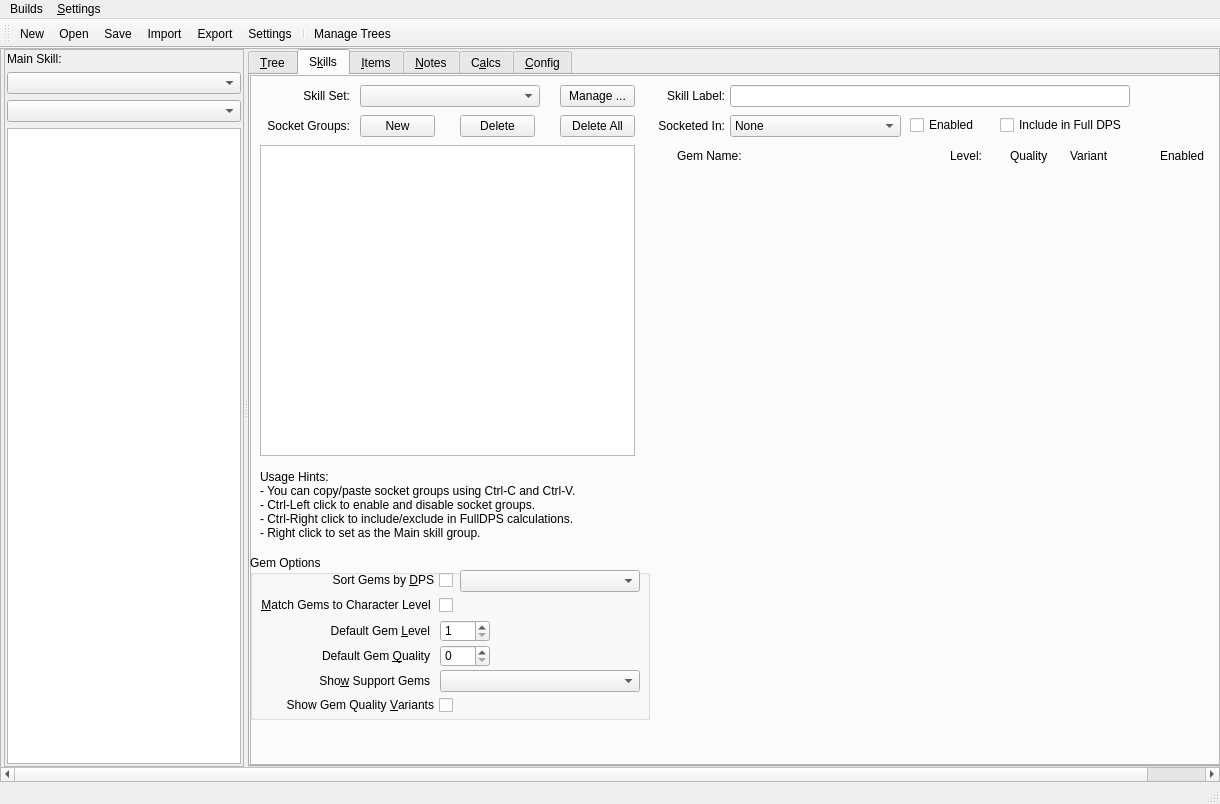
The window that Assets/PoB_Main_Window.ui (PathOfBuildingCommunity/PathOfBuilding-Python) describes before a commit, drawn with Qt 5.
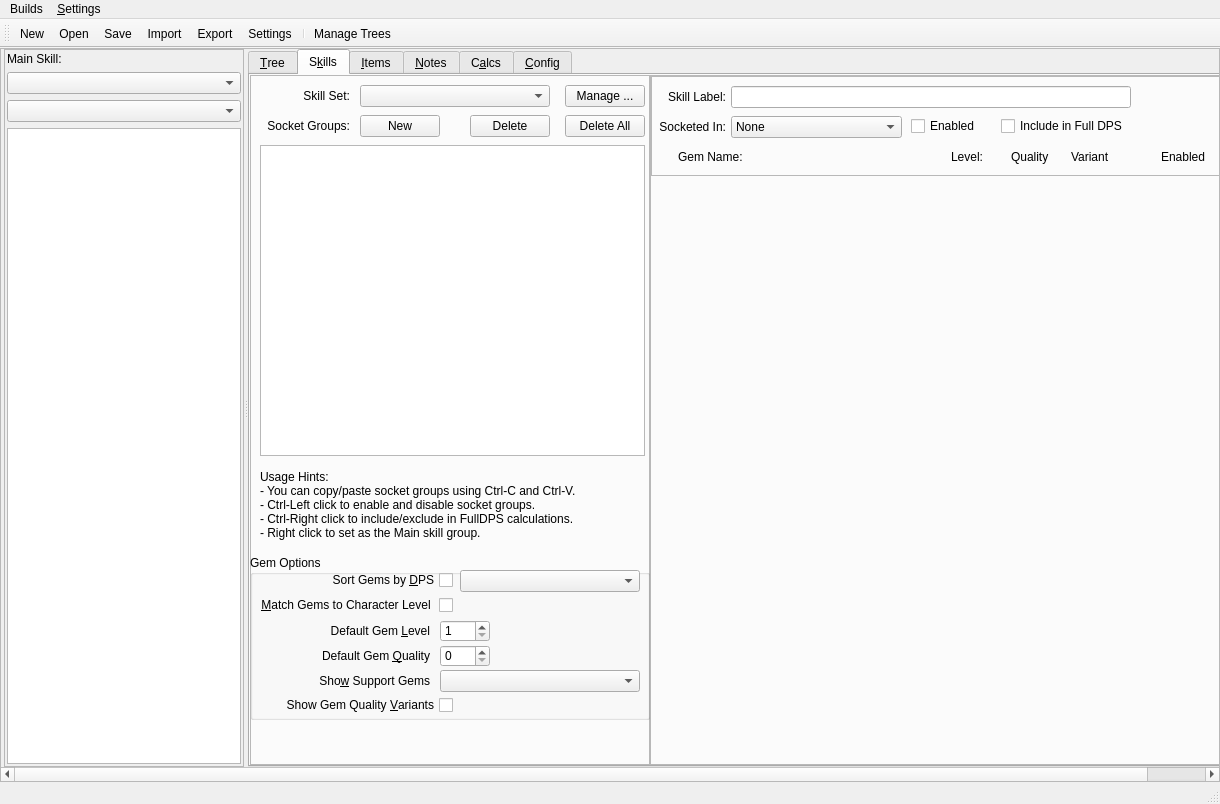
The same window after the commit. Icons and pictures are not drawn.

Commit message: More functionality for Skills Tab. Change default font to NotoSans. Tried to add scroll area for gem lists to accommodate large numbers of gems

```diff
--- a/Assets/PoB_Main_Window.ui
+++ b/Assets/PoB_Main_Window.ui
@@ -324,6 +324,9 @@
              <string notr="true">SKILLS</string>
             </attribute>
             <layout class="QHBoxLayout" name="hLayout_Skills">
+             <property name="spacing">
+              <number>0</number>
+             </property>
              <property name="leftMargin">
               <number>0</number>
              </property>
@@ -339,14 +342,14 @@
              <item>
               <widget class="QFrame" name="frame_SkillsTab">
                <property name="sizePolicy">
-                <sizepolicy hsizetype="Minimum" vsizetype="Preferred">
-                 <horstretch>4</horstretch>
+                <sizepolicy hsizetype="Fixed" vsizetype="Preferred">
+                 <horstretch>0</horstretch>
                  <verstretch>0</verstretch>
                 </sizepolicy>
                </property>
                <property name="minimumSize">
                 <size>
-                 <width>1000</width>
+                 <width>400</width>
                  <height>655</height>
                 </size>
                </property>
@@ -356,122 +359,6 @@
                <property name="frameShadow">
                 <enum>QFrame::Raised</enum>
                </property>
-               <property name="lineWidth">
-                <number>0</number>
-               </property>
-               <widget class="QLabel" name="label_SocketGroups">
-                <property name="geometry">
-                 <rect>
-                  <x>10</x>
-                  <y>40</y>
-                  <width>90</width>
-                  <height>22</height>
-                 </rect>
-                </property>
-                <property name="text">
-                 <string>Socket Groups:</string>
-                </property>
-                <property name="alignment">
-                 <set>Qt::AlignRight|Qt::AlignTrailing|Qt::AlignVCenter</set>
-                </property>
-               </widget>
-               <widget class="QLabel" name="label_SkillSet">
-                <property name="geometry">
-                 <rect>
-                  <x>10</x>
-                  <y>10</y>
-                  <width>90</width>
-                  <height>22</height>
-                 </rect>
-                </property>
-                <property name="text">
-                 <string>Skill Set:</string>
-                </property>
-                <property name="alignment">
-                 <set>Qt::AlignRight|Qt::AlignTrailing|Qt::AlignVCenter</set>
-                </property>
-               </widget>
-               <widget class="QComboBox" name="combo_SkillSet">
-                <property name="geometry">
-                 <rect>
-                  <x>110</x>
-                  <y>10</y>
-                  <width>180</width>
-                  <height>22</height>
-                 </rect>
-                </property>
-                <property name="placeholderText">
-                 <string>&lt;empty&gt;</string>
-                </property>
-                <property name="duplicatesEnabled">
-                 <bool>true</bool>
-                </property>
-               </widget>
-               <widget class="QPushButton" name="btn_SkillsManage">
-                <property name="geometry">
-                 <rect>
-                  <x>310</x>
-                  <y>10</y>
-                  <width>75</width>
-                  <height>22</height>
-                 </rect>
-                </property>
-                <property name="text">
-                 <string>Manage ...</string>
-                </property>
-               </widget>
-               <widget class="QPushButton" name="btn_SkillsDelete">
-                <property name="geometry">
-                 <rect>
-                  <x>210</x>
-                  <y>40</y>
-                  <width>75</width>
-                  <height>22</height>
-                 </rect>
-                </property>
-                <property name="text">
-                 <string>Delete</string>
-                </property>
-               </widget>
-               <widget class="QPushButton" name="btn_SkillsDeleteAll">
-                <property name="geometry">
-                 <rect>
-                  <x>310</x>
-                  <y>40</y>
-                  <width>75</width>
-                  <height>22</height>
-                 </rect>
-                </property>
-                <property name="text">
-                 <string>Delete All</string>
-                </property>
-               </widget>
-               <widget class="QPushButton" name="btn_NewSocketGrp">
-                <property name="geometry">
-                 <rect>
-                  <x>110</x>
-                  <y>40</y>
-                  <width>75</width>
-                  <height>22</height>
-                 </rect>
-                </property>
-                <property name="text">
-                 <string>New</string>
-                </property>
-               </widget>
-               <widget class="QListWidget" name="list_SocketGroups">
-                <property name="geometry">
-                 <rect>
-                  <x>10</x>
-                  <y>70</y>
-                  <width>375</width>
-                  <height>311</height>
-                 </rect>
-                </property>
-                <property name="styleSheet">
-                 <string notr="true">QListWidget::item:selected{background:#2c3e50;}</string>
-                </property>
-               </widget>
                <widget class="QLabel" name="label_Usage_Hints">
                 <property name="geometry">
                  <rect>
@@ -488,6 +375,19 @@
                  <bool>true</bool>
                 </property>
                </widget>
+               <widget class="QListWidget" name="list_SocketGroups">
+                <property name="geometry">
+                 <rect>
+                  <x>10</x>
+                  <y>70</y>
+                  <width>385</width>
+                  <height>311</height>
+                 </rect>
+                </property>
+                <property name="styleSheet">
+                 <string notr="true">QListWidget::item:selected{background:#2c3e50;}</string>
+                </property>
+               </widget>
                <widget class="QGroupBox" name="group_SkillTabLeft">
                 <property name="geometry">
                  <rect>
@@ -664,10 +564,172 @@
                  </property>
                 </widget>
                </widget>
+               <widget class="QComboBox" name="combo_SkillSet">
+                <property name="geometry">
+                 <rect>
+                  <x>110</x>
+                  <y>10</y>
+                  <width>190</width>
+                  <height>22</height>
+                 </rect>
+                </property>
+                <property name="placeholderText">
+                 <string>&lt;empty&gt;</string>
+                </property>
+                <property name="duplicatesEnabled">
+                 <bool>true</bool>
+                </property>
+               </widget>
+               <widget class="QPushButton" name="btn_NewSocketGrp">
+                <property name="geometry">
+                 <rect>
+                  <x>110</x>
+                  <y>40</y>
+                  <width>80</width>
+                  <height>22</height>
+                 </rect>
+                </property>
+                <property name="text">
+                 <string>New</string>
+                </property>
+               </widget>
+               <widget class="QLabel" name="label_SocketGroups">
+                <property name="geometry">
+                 <rect>
+                  <x>10</x>
+                  <y>40</y>
+                  <width>90</width>
+                  <height>22</height>
+                 </rect>
+                </property>
+                <property name="text">
+                 <string>Socket Groups:</string>
+                </property>
+                <property name="alignment">
+                 <set>Qt::AlignRight|Qt::AlignTrailing|Qt::AlignVCenter</set>
+                </property>
+               </widget>
+               <widget class="QPushButton" name="btn_SkillsDeleteAll">
+                <property name="geometry">
+                 <rect>
+                  <x>315</x>
+                  <y>40</y>
+                  <width>80</width>
+                  <height>22</height>
+                 </rect>
+                </property>
+                <property name="text">
+                 <string>Delete All</string>
+                </property>
+               </widget>
+               <widget class="QLabel" name="label_SkillSet">
+                <property name="geometry">
+                 <rect>
+                  <x>10</x>
+                  <y>10</y>
+                  <width>90</width>
+                  <height>22</height>
+                 </rect>
+                </property>
+                <property name="text">
+                 <string>Skill Set:</string>
+                </property>
+                <property name="alignment">
+                 <set>Qt::AlignRight|Qt::AlignTrailing|Qt::AlignVCenter</set>
+                </property>
+               </widget>
+               <widget class="QPushButton" name="btn_SkillsManage">
+                <property name="geometry">
+                 <rect>
+                  <x>315</x>
+                  <y>10</y>
+                  <width>80</width>
+                  <height>22</height>
+                 </rect>
+                </property>
+                <property name="text">
+                 <string>Manage ...</string>
+                </property>
+               </widget>
+               <widget class="QPushButton" name="btn_SkillsDelete">
+                <property name="geometry">
+                 <rect>
+                  <x>220</x>
+                  <y>40</y>
+                  <width>80</width>
+                  <height>22</height>
+                 </rect>
+                </property>
+                <property name="text">
+                 <string>Delete</string>
+                </property>
+               </widget>
+              </widget>
+             </item>
+             <item>
+              <widget class="QFrame" name="frame_SkillsRight">
+               <property name="frameShape">
+                <enum>QFrame::StyledPanel</enum>
+               </property>
+               <property name="frameShadow">
+                <enum>QFrame::Raised</enum>
+               </property>
+               <property name="midLineWidth">
+                <number>1</number>
+               </property>
+               <layout class="QVBoxLayout" name="vlayout_SkillsRight">
+                <property name="spacing">
+                 <number>0</number>
+                </property>
+                <property name="leftMargin">
+                 <number>0</number>
+                </property>
+                <property name="topMargin">
+                 <number>0</number>
+                </property>
+                <property name="rightMargin">
+                 <number>0</number>
+                </property>
+                <property name="bottomMargin">
+                 <number>0</number>
+                </property>
+                <item>
+                 <widget class="QFrame" name="frame_SkillsRightTop">
+                  <property name="sizePolicy">
+                   <sizepolicy hsizetype="Preferred" vsizetype="Fixed">
+                    <horstretch>0</horstretch>
+                    <verstretch>0</verstretch>
+                   </sizepolicy>
+                  </property>
+                  <property name="minimumSize">
+                   <size>
+                    <width>610</width>
+                    <height>100</height>
+                   </size>
+                  </property>
+                  <property name="frameShape">
+                   <enum>QFrame::StyledPanel</enum>
+                  </property>
+                  <property name="frameShadow">
+                   <enum>QFrame::Raised</enum>
+                  </property>
+                  <widget class="QLabel" name="label_GemName">
+                   <property name="geometry">
+                    <rect>
+                     <x>27</x>
+                     <y>70</y>
+                     <width>70</width>
+                     <height>22</height>
+                    </rect>
+                   </property>
+                   <property name="text">
+                    <string>Gem Name:</string>
+                   </property>
+                  </widget>
                <widget class="QComboBox" name="combo_SocketedIn">
                 <property name="geometry">
                  <rect>
-                  <x>480</x>
+                     <x>80</x>
                   <y>40</y>
                   <width>171</width>
                   <height>22</height>
@@ -745,52 +807,23 @@
                  </property>
                 </item>
                </widget>
-               <widget class="QCheckBox" name="check_SocketGroupEnabled">
+                  <widget class="QLabel" name="label_Variant">
                 <property name="geometry">
                  <rect>
-                  <x>660</x>
-                  <y>40</y>
-                  <width>75</width>
-                  <height>20</height>
-                 </rect>
-                </property>
-                <property name="text">
-                 <string>Enabled</string>
-                </property>
-                <property name="checked">
-                 <bool>false</bool>
-                </property>
-               </widget>
-               <widget class="QLabel" name="label_SocketedIn">
-                <property name="geometry">
-                 <rect>
-                  <x>400</x>
-                  <y>40</y>
-                  <width>75</width>
+                     <x>420</x>
+                     <y>70</y>
+                     <width>40</width>
                   <height>22</height>
                  </rect>
                 </property>
                 <property name="text">
-                 <string>Socketed In:</string>
-                </property>
-                <property name="alignment">
-                 <set>Qt::AlignRight|Qt::AlignTrailing|Qt::AlignVCenter</set>
-                </property>
-               </widget>
-               <widget class="QLineEdit" name="lineedit_SkillLabel">
-                <property name="geometry">
-                 <rect>
-                  <x>480</x>
-                  <y>10</y>
-                  <width>400</width>
-                  <height>22</height>
-                 </rect>
+                    <string>Variant</string>
                 </property>
                </widget>
                <widget class="QLabel" name="label_SkillLabel">
                 <property name="geometry">
                  <rect>
-                  <x>410</x>
+                     <x>10</x>
                   <y>10</y>
                   <width>65</width>
                   <height>22</height>
@@ -803,39 +836,23 @@
                  <set>Qt::AlignRight|Qt::AlignTrailing|Qt::AlignVCenter</set>
                 </property>
                </widget>
-               <widget class="QCheckBox" name="check_SocketGroup_FullDPS">
+                  <widget class="QLabel" name="label_Enabled">
                 <property name="geometry">
                  <rect>
-                  <x>750</x>
-                  <y>40</y>
-                  <width>130</width>
-                  <height>20</height>
-                 </rect>
-                </property>
-                <property name="text">
-                 <string>Include in Full DPS</string>
-                </property>
-                <property name="checked">
-                 <bool>false</bool>
-                </property>
-               </widget>
-               <widget class="QLabel" name="label_Variant">
-                <property name="geometry">
-                 <rect>
-                  <x>820</x>
+                     <x>510</x>
                   <y>70</y>
-                  <width>40</width>
+                     <width>50</width>
                   <height>22</height>
                  </rect>
                 </property>
                 <property name="text">
-                 <string>Variant</string>
+                    <string>Enabled</string>
                 </property>
                </widget>
                <widget class="QLabel" name="label_Quality">
                 <property name="geometry">
                  <rect>
-                  <x>760</x>
+                     <x>360</x>
                   <y>70</y>
                   <width>45</width>
                   <height>22</height>
@@ -845,6 +862,16 @@
                  <string>Quality</string>
                 </property>
                </widget>
+                  <widget class="QLineEdit" name="lineedit_SkillLabel">
+                   <property name="geometry">
+                    <rect>
+                     <x>80</x>
+                     <y>10</y>
+                     <width>400</width>
+                     <height>22</height>
+                    </rect>
+                   </property>
+                  </widget>
                <widget class="QLabel" name="label_Count">
                 <property name="geometry">
                  <rect>
@@ -858,36 +885,26 @@
                  <string>Count</string>
                 </property>
                </widget>
-               <widget class="QLabel" name="label_GemName">
+                  <widget class="QLabel" name="label_SocketedIn">
                 <property name="geometry">
                  <rect>
-                  <x>427</x>
-                  <y>70</y>
-                  <width>70</width>
+                     <x>0</x>
+                     <y>40</y>
+                     <width>75</width>
                   <height>22</height>
                  </rect>
                 </property>
                 <property name="text">
-                 <string>Gem Name:</string>
-                </property>
-               </widget>
-               <widget class="QLabel" name="label_Enabled">
-                <property name="geometry">
-                 <rect>
-                  <x>910</x>
-                  <y>70</y>
-                  <width>50</width>
-                  <height>22</height>
-                 </rect>
-                </property>
-                <property name="text">
-                 <string>Enabled</string>
+                    <string>Socketed In:</string>
+                   </property>
+                   <property name="alignment">
+                    <set>Qt::AlignRight|Qt::AlignTrailing|Qt::AlignVCenter</set>
                 </property>
                </widget>
                <widget class="QLabel" name="label_Level">
                 <property name="geometry">
                  <rect>
-                  <x>700</x>
+                     <x>300</x>
                   <y>70</y>
                   <width>40</width>
                   <height>22</height>
@@ -897,6 +914,51 @@
                  <string>Level:</string>
                 </property>
                </widget>
+                  <widget class="QCheckBox" name="check_SocketGroupEnabled">
+                   <property name="geometry">
+                    <rect>
+                     <x>260</x>
+                     <y>40</y>
+                     <width>75</width>
+                     <height>20</height>
+                    </rect>
+                   </property>
+                   <property name="text">
+                    <string>Enabled</string>
+                   </property>
+                   <property name="checked">
+                    <bool>false</bool>
+                   </property>
+                  </widget>
+                  <widget class="QCheckBox" name="check_SocketGroup_FullDPS">
+                   <property name="geometry">
+                    <rect>
+                     <x>350</x>
+                     <y>40</y>
+                     <width>130</width>
+                     <height>20</height>
+                    </rect>
+                   </property>
+                   <property name="text">
+                    <string>Include in Full DPS</string>
+                   </property>
+                   <property name="checked">
+                    <bool>false</bool>
+                   </property>
+                  </widget>
+                 </widget>
+                </item>
+                <item>
+                 <widget class="QFrame" name="frame_SkillsRightBottom">
+                  <property name="frameShape">
+                   <enum>QFrame::NoFrame</enum>
+                  </property>
+                  <property name="frameShadow">
+                   <enum>QFrame::Raised</enum>
+                  </property>
+                 </widget>
+                </item>
+               </layout>
               </widget>
              </item>
             </layout>
```
Left out of the diff: 29 changed lines with no effect on the pictures. Lines whose indentation alone changed are shown as unchanged. The commit also changes 9 other files.
